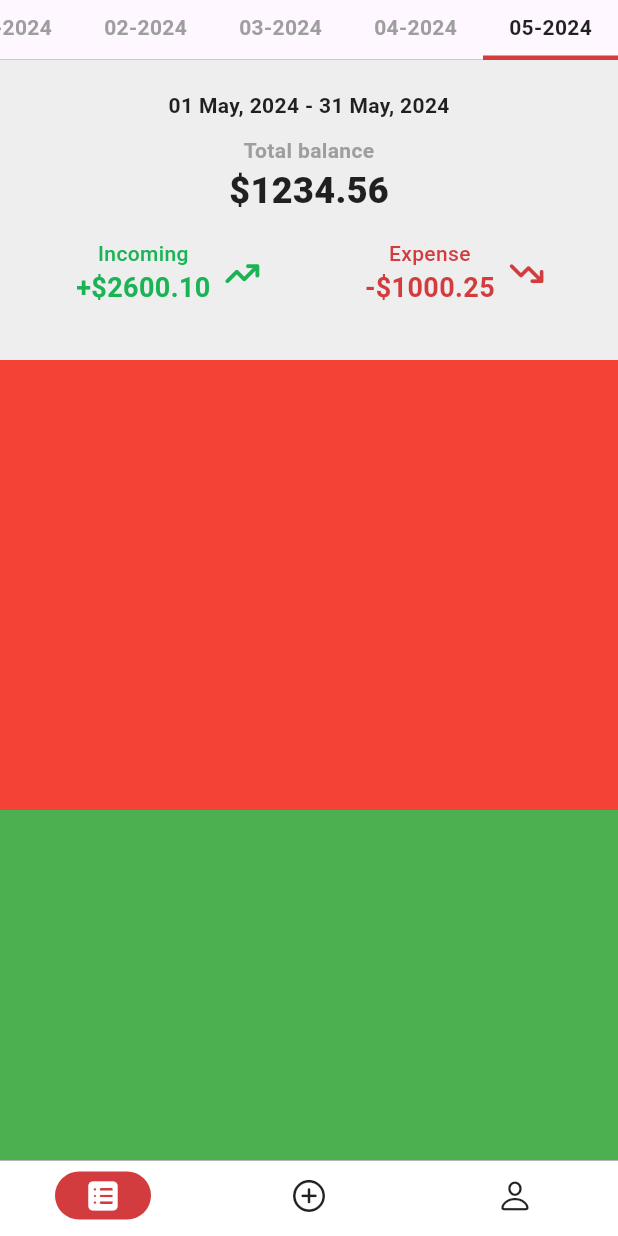
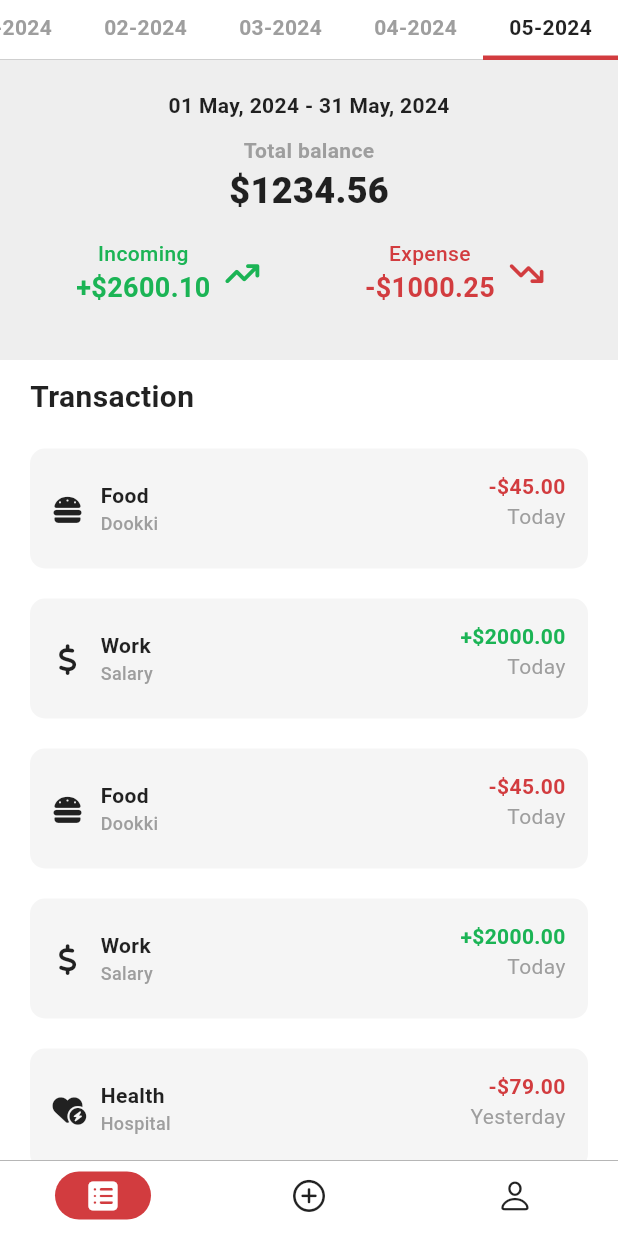
Before and after one commit to hieunmh/PEDFI, a Flutter app: the screen it shows after launch, on a phone screen of 412 x 824 dp. Run offline on Flutter 3.47's test engine with Material 3 defaults, Android fonts, the phone set to English and light mode, and no system bars; our stand-ins replace flutter_dotenv, flutter_iconly, font_awesome_flutter, get, loading_animation_widget, shared_preferences and 1 more; accounts and stored records are empty.

Commit message:
ui: transaction scroll

```diff
--- a/lib/pages/application/home/home_controller.dart
+++ b/lib/pages/application/home/home_controller.dart
@@ -47,7 +47,7 @@ class HomeController extends GetxController {
     var intMonth = int.parse(splitted[0]);
 
     firstDay.value = DateFormat('dd MMMM, y').format(DateTime(intYear, intMonth, 1)).toString();
-    lastDay.value = DateFormat('dd MMM, y').format(DateTime(intYear, intMonth + 1, 0)).toString();
+    lastDay.value = DateFormat('dd MMMM, y').format(DateTime(intYear, intMonth + 1, 0)).toString();
   }
 
   void scrollToCurrentMonth() {
--- /dev/null
+++ b/lib/pages/application/home/home_transaction.dart
@@ -0,0 +1,170 @@
+import 'package:flutter/material.dart';
+import 'package:font_awesome_flutter/font_awesome_flutter.dart';
+import 'package:get/get.dart';
+import 'package:pedfi/consts/app_color.dart';
+import 'package:pedfi/pages/application/home/home_controller.dart';
+import 'package:pedfi/provider/dark_theme_provider.dart';
+import 'package:provider/provider.dart';
+
+class HomeTransaction extends GetView<HomeController> {
+  const HomeTransaction({super.key});
+
+  @override
+  Widget build(BuildContext context) {
+
+    final themeState = Provider.of<DarkThemeProvider>(context);
+
+    final incomeColor = themeState.getDarkTheme ? AppColor.incomeDarkColor : AppColor.incomeLightColor;
+
+    final expenseColor = themeState.getDarkTheme ? AppColor.expenseDarkColor : AppColor.expenseLightColor;
+
+    final bgColor = themeState.getDarkTheme ? Colors.grey.shade900 : Colors.grey.shade100;
+
+    final Color color = themeState.getDarkTheme ? AppColor.textDarkThemeColor : AppColor.textLightThemeColor;
+
+
+    final List<Map<String, dynamic>> transactionsData = [
+      {
+        'icon': FontAwesomeIcons.burger,
+        'iconcolor': expenseColor,
+        'name': 'Food',
+        'detail': 'Dookki',
+        'totalAmount': '-\$45.00',
+        'date': 'Today',
+        'color': expenseColor
+      },
+      {
+        'icon': FontAwesomeIcons.dollarSign,
+        'iconcolor': incomeColor,
+        'name': 'Work',
+        'detail': 'Salary',
+        'totalAmount': '+\$2000.00',
+        'date': 'Today',
+        'color': incomeColor
+      },
+      {
+        'icon': FontAwesomeIcons.burger,
+        'iconcolor': expenseColor,
+        'name': 'Food',
+        'detail': 'Dookki',
+        'totalAmount': '-\$45.00',
+        'date': 'Today',
+        'color': expenseColor
+      },
+      {
+        'icon': FontAwesomeIcons.dollarSign,
+        'iconcolor': incomeColor,
+        'name': 'Work',
+        'detail': 'Salary',
+        'totalAmount': '+\$2000.00',
+        'date': 'Today',
+        'color': incomeColor
+      },
+      {
+        'icon':FontAwesomeIcons.heartCircleBolt,
+        'iconcolor': expenseColor,
+        'name': 'Health',
+        'detail': 'Hospital',
+        'totalAmount': '-\$79.00',
+        'date': 'Yesterday',
+        'color': expenseColor
+      },
+      {
+        'icon': FontAwesomeIcons.planeUp,
+        'iconcolor': expenseColor,
+        'name': 'Travel',
+        'detail': 'Hai Phong food tour',
+        'totalAmount': '-\$350.00',
+        'date': 'Yesterday',
+        'color': expenseColor
+      },
+    ];
+
+
+    return Expanded(
+      child: Container(
+        padding: const EdgeInsets.symmetric(horizontal: 20),
+        child: ListView.builder(
+          itemCount: transactionsData.length,
+          itemBuilder: (context, index) {
+            return Container(
+              height: 80,
+              margin: const EdgeInsets.symmetric(vertical: 10),
+              decoration: BoxDecoration(
+                color: bgColor,
+                borderRadius: BorderRadius.circular(10)
+              ),
+              child: Padding(
+                padding: const EdgeInsets.all(15),
+                child: Row(
+                  mainAxisAlignment: MainAxisAlignment.spaceBetween,
+                  children: [
+                    Row(
+                      mainAxisAlignment: MainAxisAlignment.center,
+                      crossAxisAlignment: CrossAxisAlignment.center,
+                      children: [
+                        Icon(
+                          transactionsData[index]['icon'],
+                          color: color,
+                          size: 20,
+                        ),
+
+                        const SizedBox(width: 12),
+
+                        Column(
+                          crossAxisAlignment: CrossAxisAlignment.start,
+                          mainAxisAlignment: MainAxisAlignment.center,
+                          children: [
+                            Text(
+                              transactionsData[index]['name'],
+                              style: TextStyle(
+                                fontSize: 14,
+                                color: color,
+                                fontWeight: FontWeight.w600,
+                              ),
+                            ),
+
+                            Text(
+                              transactionsData[index]['detail'],
+                              style: TextStyle(
+                                fontSize: 12,
+                                color: Colors.grey.shade500,
+                                fontWeight: FontWeight.w500
+                              ),
+                            ),
+                          ],
+                        ),
+                      ],
+                    ),
+
+                    Column(
+                      crossAxisAlignment: CrossAxisAlignment.end,
+                      children: [
+                        Text(
+                          transactionsData[index]['totalAmount'],
+                          style: TextStyle(
+                            fontSize: 14,
+                            color: transactionsData[index]['color'],
+                            fontWeight: FontWeight.w700
+                          ),
+                        ),
+                        Text(
+                          transactionsData[index]['date'],
+                          style: TextStyle(
+                            fontSize: 14,
+                            color: Colors.grey.shade500,
+                            fontWeight: FontWeight.w400
+                          ),
+                        ),
+                      ],
+                    )
+                  ],
+                ),
+              ),
+            );
+          }
+        ),
+      )
+    );
+  }
+}
--- a/lib/pages/application/home/home_view.dart
+++ b/lib/pages/application/home/home_view.dart
@@ -2,10 +2,13 @@
 
 import 'package:flutter/material.dart';
 import 'package:get/get.dart';
+import 'package:pedfi/consts/app_color.dart';
 import 'package:pedfi/pages/application/home/home_controller.dart';
+import 'package:pedfi/pages/application/home/home_transaction.dart';
 import 'package:pedfi/pages/application/home/time_line_month.dart';
 import 'package:pedfi/pages/application/home/total_balance.dart';
-import 'package:pedfi/pages/application/home/transaction.dart';
+import 'package:pedfi/provider/dark_theme_provider.dart';
+import 'package:provider/provider.dart';
 
 class HomePage extends GetView<HomeController>  {
   const HomePage({super.key});
@@ -13,64 +16,46 @@ class HomePage extends GetView<HomeController>  {
   @override
   Widget build(BuildContext context) {
 
-    // final themeState = Provider.of<DarkThemeProvider>(context);
+    final themeState = Provider.of<DarkThemeProvider>(context);
 
-    // final Color color = themeState.getDarkTheme ?
-    // AppColor.textDarkThemeColor : AppColor.textLightThemeColor;
+    final Color color = themeState.getDarkTheme ?
+    AppColor.textDarkThemeColor : AppColor.textLightThemeColor;
 
     // final Color bgcolor = themeState.getDarkTheme ?
     // AppColor.bgDarkThemeColor : AppColor.bgLightThemeColor;
 
     return SafeArea(
-      child: Scaffold(
-        appBar: AppBar(
-          flexibleSpace: Column(
-            children: [
-              TimeLineMonth(),
+      child: Column(
+          children: [
 
-              const TotalBalance(),
-            ],
-          ),
-          bottom: PreferredSize(
-            preferredSize: Size.fromHeight(184), child: Container(),
-          ),
-        ),
-        // body: Column(
-        //   children: [
+            TimeLineMonth(),
 
-        //     const SizedBox(height: 10),
+            TotalBalance(),
 
-        //     Padding(
-        //       padding: const EdgeInsets.symmetric(horizontal: 20),
-        //       child: Column(
-        //         children: [
-        //           const Transaction()
-        //         ],
-        //       ),
-        //     ),
-        //   ]
-        // )
-        body: SingleChildScrollView(
-          child: Column(
-            children: [
-              Container(
-                height: 300,
-                decoration: BoxDecoration(
-                  color: Colors.red
-                ),
+            Container(
+              padding: const EdgeInsets.symmetric(horizontal: 20, vertical: 10),
+              decoration: BoxDecoration(
+                color:Colors.transparent
               ),
+              child: Row(
+                children: [
+                  Text(
+                    'Transaction',
+                    style: TextStyle(
+                      color: color,
+                      fontWeight: FontWeight.w700,
+                      fontSize: 20
+                    ),
+                  )
+                ],
+              ),
+            ),
 
-              Container(
-                height: 300,
-                decoration: BoxDecoration(
-                  color: Colors.green
-                ),
-              ),
+            HomeTransaction()
 
-            ],
-          ),
-        ),
-      ),
+          ],
+        )
+
     );
   }
 }
--- a/lib/pages/application/home/transaction.dart
+++ /dev/null
@@ -1,188 +0,0 @@
-import 'package:flutter/material.dart';
-import 'package:font_awesome_flutter/font_awesome_flutter.dart';
-import 'package:get/get.dart';
-import 'package:pedfi/consts/app_color.dart';
-import 'package:pedfi/pages/application/home/home_controller.dart';
-import 'package:pedfi/provider/dark_theme_provider.dart';
-import 'package:provider/provider.dart';
-
-class Transaction extends GetView<HomeController> {
-  const Transaction({super.key});
-
-  @override
-  Widget build(BuildContext context) {
-    final themeState = Provider.of<DarkThemeProvider>(context);
-
-    final Color color = themeState.getDarkTheme ?
-    AppColor.textDarkThemeColor : AppColor.textLightThemeColor;
-
-    final bgColor = themeState.getDarkTheme ? Colors.grey.shade900 : Colors.grey.shade100;
-
-    final incomeColor = themeState.getDarkTheme ? AppColor.incomeDarkColor : AppColor.incomeLightColor;
-
-    final expenseColor = themeState.getDarkTheme ? AppColor.expenseDarkColor : AppColor.expenseLightColor;
-
-    final List<Map<String, dynamic>> transactionsData = [
-    {
-      'icon': FontAwesomeIcons.burger,
-      'iconcolor': expenseColor,
-      'name': 'Food',
-      'detail': 'Dookki',
-      'totalAmount': '-\$45.00',
-      'date': 'Today',
-      'color': expenseColor
-    },
-    {
-      'icon': FontAwesomeIcons.dollarSign,
-      'iconcolor': incomeColor,
-      'name': 'Work',
-      'detail': 'Salary',
-      'totalAmount': '+\$2000.00',
-      'date': 'Today',
-      'color': incomeColor
-    },
-
-    {
-      'icon':FontAwesomeIcons.heartCircleBolt,
-      'iconcolor': expenseColor,
-      'name': 'Health',
-      'detail': 'Hospital',
-      'totalAmount': '-\$79.00',
-      'date': 'Yesterday',
-      'color': expenseColor
-    },
-    {
-      'icon': FontAwesomeIcons.planeUp,
-      'iconcolor': expenseColor,
-      'name': 'Travel',
-      'detail': 'Hai Phong food tour',
-      'totalAmount': '-\$350.00',
-      'date': 'Yesterday',
-      'color': expenseColor
-    },
-  ];
-
-
-    return Column(
-      children: [
-        Row(
-          mainAxisAlignment: MainAxisAlignment.spaceBetween,
-          children: [
-            Text(
-              'Transaction',
-              style: TextStyle(
-                color: color,
-                fontWeight: FontWeight.bold,
-                fontSize: 20
-              ),
-            ),
-
-            GestureDetector(
-              onTap: () {
-                // Get.toNamed(AppRoutes.TRANSACTION);
-              },
-              child: const Text(
-                'View all',
-                style: TextStyle(
-                  color: Colors.grey,
-                  fontWeight: FontWeight.w500,
-                  fontSize: 14
-                ),
-              ),
-            )
-          ],
-        ),
-
-        const SizedBox(height: 10),
-
-        // ...List.generate(transactionsData.length, (index) => Padding(
-        //   padding: const EdgeInsets.only(bottom: 15),
-        //   child: Container(
-        //     decoration: BoxDecoration(
-        //       color: bgColor,
-        //       borderRadius: BorderRadius.circular(15),
-        //     ),
-        //     child: Padding(
-        //       padding: const EdgeInsets.all(15),
-        //       child: Row(
-        //         mainAxisAlignment: MainAxisAlignment.spaceBetween,
-        //         children: [
-        //           Row(
-        //             children: [
-        //               Stack(
-        //                 alignment: Alignment.center,
-        //                 children: [
-        //                   Container(
-        //                     width: 50,
-        //                     height: 50,
-        //                     decoration: BoxDecoration(
-        //                       color: transactionsData[index]['iconcolor'],
-        //                       shape: BoxShape.rectangle,
-        //                       borderRadius: BorderRadius.circular(10)
-        //                     ),
-        //                   ),
-        //                   Icon(
-        //                     transactionsData[index]['icon'],
-        //                     color: Colors.white,
-        //                     size: 20,
-        //                   )
-        //                 ],
-        //               ),
-
-        //               const SizedBox(width: 12),
-
-        //               Column(
-        //                 crossAxisAlignment: CrossAxisAlignment.start,
-        //                 children: [
-        //                   Text(
-        //                     transactionsData[index]['name'],
-        //                     style: TextStyle(
-        //                       fontSize: 14,
-        //                       color: color,
-        //                       fontWeight: FontWeight.w600,
-        //                     ),
-        //                   ),
-
-        //                   Text(
-        //                     transactionsData[index]['detail'],
-        //                     style: TextStyle(
-        //                       fontSize: 12,
-        //                       color: Colors.grey.shade500,
-        //                       fontWeight: FontWeight.w400
-        //                     ),
-        //                   ),
-        //                 ],
-        //               )
-        //             ],
-        //           ),
-
-        //           Column(
-        //             crossAxisAlignment: CrossAxisAlignment.end,
-        //             children: [
-        //               Text(
-        //                 transactionsData[index]['totalAmount'],
-        //                 style: TextStyle(
-        //                   fontSize: 14,
-        //                   color: transactionsData[index]['color'],
-        //                   fontWeight: FontWeight.w700
-        //                 ),
-        //               ),
-        //               Text(
-        //                 transactionsData[index]['date'],
-        //                 style: TextStyle(
-        //                   fontSize: 14,
-        //                   color: Colors.grey.shade500,
-        //                   fontWeight: FontWeight.w400
-        //                 ),
-        //               ),
-        //             ],
-        //           )
-        //         ]
-        //       ),
-        //     ),
-        //   ),
-        // )),
-      ],
-    );
-  }
-}
```
